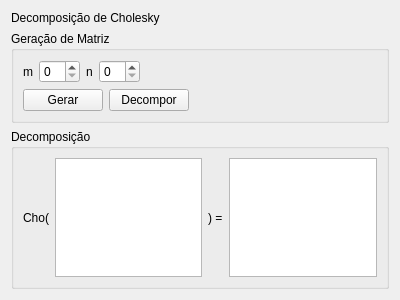
This is Algebra/Matrix01/cholesky_tab.ui in RicardoBusta/Doutorado as Qt 5 draws it before an edit. The edited form follows.
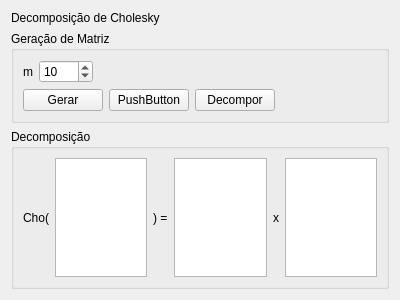
This is the edited form.

Commit message: LU e cholesky funcionando.

The edit to the form file:
```diff
--- a/Algebra/Matrix01/cholesky_tab.ui
+++ b/Algebra/Matrix01/cholesky_tab.ui
@@ -37,18 +37,18 @@
          </widget>
         </item>
         <item>
-         <widget class="QSpinBox" name="spinBox"/>
-        </item>
-        <item>
-         <widget class="QLabel" name="label_4">
-          <property name="text">
-           <string>n</string>
+         <widget class="QSpinBox" name="m_spinBox">
+          <property name="minimum">
+           <number>1</number>
+          </property>
+          <property name="maximum">
+           <number>9999</number>
+          </property>
+          <property name="value">
+           <number>10</number>
           </property>
          </widget>
         </item>
-        <item>
-         <widget class="QSpinBox" name="spinBox_2"/>
-        </item>
         <item>
          <spacer name="horizontalSpacer">
           <property name="orientation">
@@ -73,6 +73,13 @@
           </property>
          </widget>
         </item>
+        <item>
+         <widget class="QPushButton" name="example_pushButton">
+          <property name="text">
+           <string>PushButton</string>
+          </property>
+         </widget>
+        </item>
         <item>
          <widget class="QPushButton" name="deco_pushButton">
           <property name="text">
@@ -112,7 +119,17 @@
        </widget>
       </item>
       <item>
-       <widget class="QTableWidget" name="tableWidget"/>
+       <widget class="QTableWidget" name="A_tableWidget">
+        <attribute name="horizontalHeaderDefaultSectionSize">
+         <number>60</number>
+        </attribute>
+        <attribute name="horizontalHeaderMinimumSectionSize">
+         <number>60</number>
+        </attribute>
+        <attribute name="verticalHeaderMinimumSectionSize">
+         <number>30</number>
+        </attribute>
+       </widget>
       </item>
       <item>
        <widget class="QLabel" name="label_3">
@@ -122,7 +139,30 @@
        </widget>
       </item>
       <item>
-       <widget class="QTableWidget" name="tableWidget_2"/>
+       <widget class="QTableWidget" name="B_tableWidget">
+        <property name="autoScroll">
+         <bool>false</bool>
+        </property>
+        <attribute name="horizontalHeaderDefaultSectionSize">
+         <number>60</number>
+        </attribute>
+        <attribute name="horizontalHeaderMinimumSectionSize">
+         <number>60</number>
+        </attribute>
+        <attribute name="verticalHeaderMinimumSectionSize">
+         <number>30</number>
+        </attribute>
+       </widget>
+      </item>
+      <item>
+       <widget class="QLabel" name="label_6">
+        <property name="text">
+         <string>x</string>
+        </property>
+       </widget>
+      </item>
+      <item>
+       <widget class="QTableWidget" name="C_tableWidget"/>
       </item>
      </layout>
     </widget>
```
The commit also changes 55 other files.
